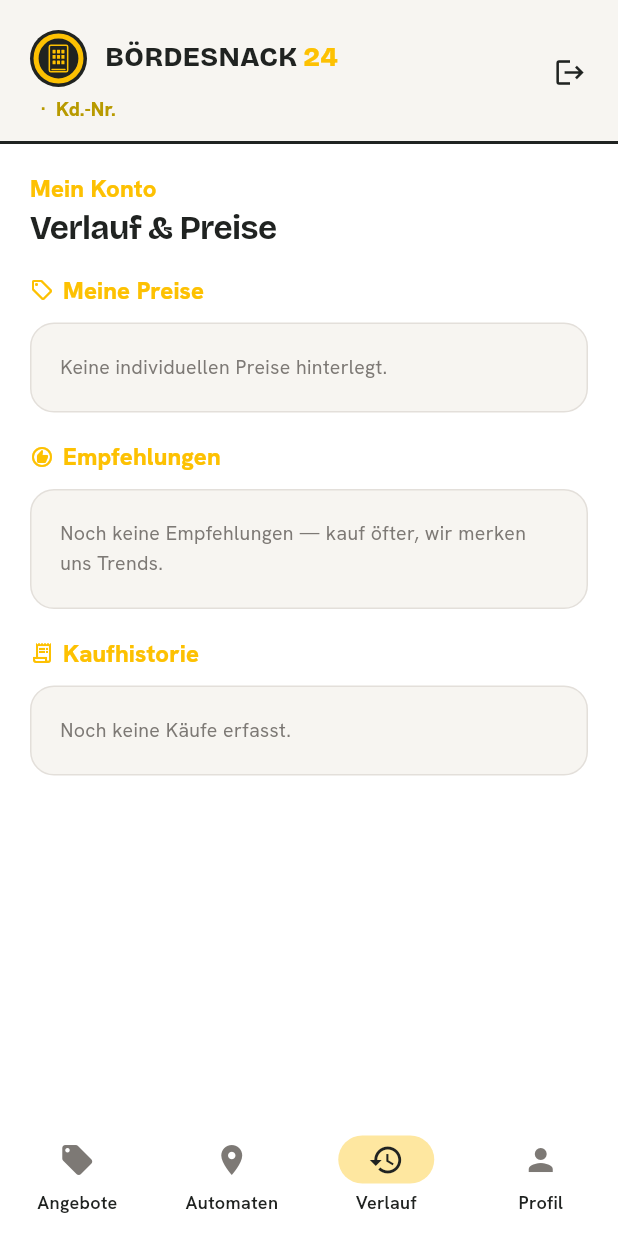
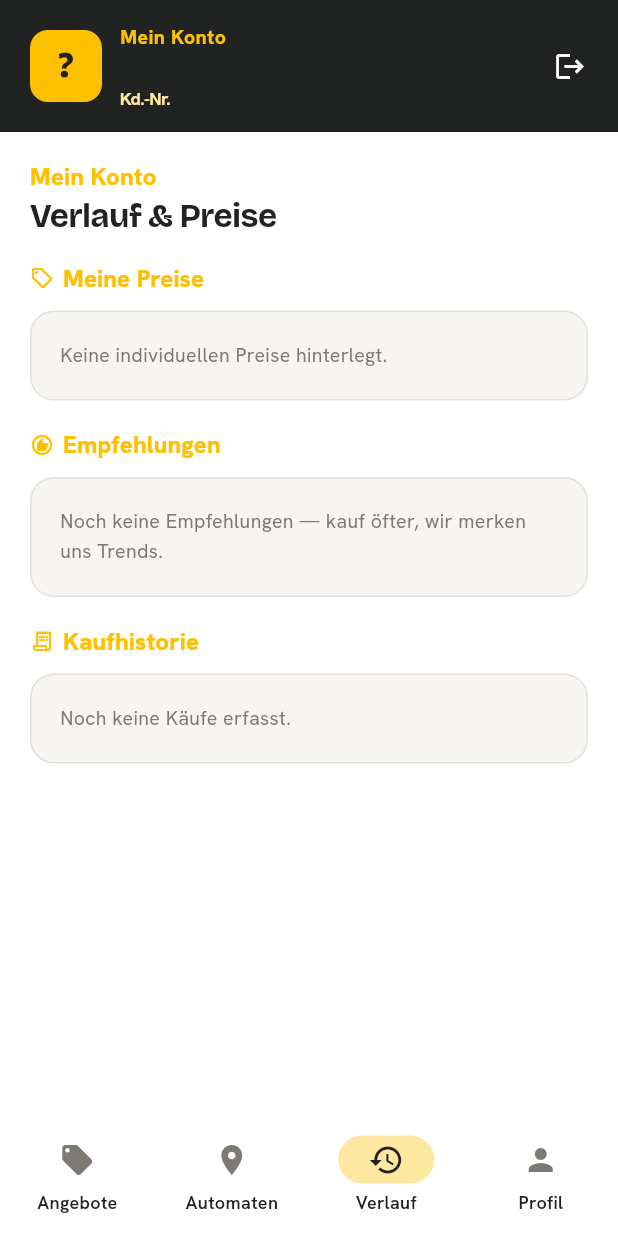
Before and after one commit to Blume1805/B-rdesnack24-, a Flutter app: the HomeShell screen opened by its route, item 3 of the bottom bar chosen, on a phone screen of 412 x 824 dp. Run offline on Flutter 3.47's test engine with Material 3 defaults, Android fonts, the phone set to English and light mode, and no system bars; our stand-ins replace connectivity_plus, equatable, file_picker, flutter_riverpod, go_router, google_fonts and 4 more; accounts and stored records are empty; generated files the repository leaves out were written again; network calls fail.

```diff
--- a/apps/mobile/lib/features/customer/data/customer_repository_impl.dart
+++ b/apps/mobile/lib/features/customer/data/customer_repository_impl.dart
@@ -62,6 +62,10 @@ class CustomerRepositoryImpl implements CustomerRepository {
       });
 
   @override
+  Future<void> updateGender(String? gender) =>
+      _guard(() => _remote.updateGender(gender));
+
+  @override
   Future<void> submitContact({
     required String category,
     String? subject,
--- a/apps/mobile/lib/features/customer/domain/repositories/customer_repository.dart
+++ b/apps/mobile/lib/features/customer/domain/repositories/customer_repository.dart
@@ -25,6 +25,9 @@ abstract interface class CustomerRepository {
   /// Löst einen Zahlencode ein.  Wirft bei ungültigem/abgelaufenem Code.
   Future<PersonalOffer> redeemPersonalOffer(String code);
 
+  /// Setzt/aktualisiert das Geschlecht (m|w|d|null).
+  Future<void> updateGender(String? gender);
+
   Future<void> submitContact({
     required String category,
     String? subject,
--- a/apps/mobile/lib/features/home/presentation/home_shell.dart
+++ b/apps/mobile/lib/features/home/presentation/home_shell.dart
@@ -101,7 +101,7 @@ class _BrandAppBar extends ConsumerWidget implements PreferredSizeWidget {
   final VoidCallback onSignOut;
 
   @override
-  Size get preferredSize => const Size.fromHeight(96);
+  Size get preferredSize => const Size.fromHeight(88);
 
   String _roleLabel(UserRole role) => switch (role) {
         UserRole.systemAdmin => 'Systemadmin',
@@ -109,6 +109,13 @@ class _BrandAppBar extends ConsumerWidget implements PreferredSizeWidget {
         UserRole.employee => 'Mitarbeiter',
         UserRole.customer => 'Kunde',
       };
+
+  String _initial() {
+    final src = (user.fullName?.trim().isNotEmpty ?? false)
+        ? user.fullName!.trim()
+        : user.email.trim();
+    return src.isEmpty ? '?' : src.substring(0, 1).toUpperCase();
+  }
 
   @override
   Widget build(BuildContext context, WidgetRef ref) {
@@ -118,116 +125,106 @@ class _BrandAppBar extends ConsumerWidget implements PreferredSizeWidget {
       final row = ref.watch(myCustomerProvider).valueOrNull;
       customerNumber = row?['customer_number'] as String?;
     }
-    final loyalty = isCustomer ? ref.watch(myLoyaltyStatusProvider).valueOrNull : null;
 
+    // Ganzen Header wie eine „Mein Konto"-Card gestalten:
+    // Ink-Hintergrund, Gold-Label, Avatar mit Anfangsbuchstaben.
     return AppBar(
-      toolbarHeight: 96,
-      // Cream-Header hebt sich vom weißen Content ab.
-      backgroundColor: AppColors.surfaceAlt,
+      toolbarHeight: 88,
+      backgroundColor: AppColors.ink,
       elevation: 0,
       surfaceTintColor: Colors.transparent,
-      shape: const Border(
-        bottom: BorderSide(color: AppColors.ink, width: 2),
+      iconTheme: const IconThemeData(color: AppColors.onDark),
+      titleSpacing: AppSpacing.s5,
+      title: Row(
+        crossAxisAlignment: CrossAxisAlignment.center,
+        children: [
+          // Avatar — Gold-Kachel mit Anfangsbuchstaben (für Kunden),
+          // Marken-Icon (sonst).
+          isCustomer
+              ? Container(
+                  width: 48,
+                  height: 48,
+                  decoration: BoxDecoration(
+                    color: AppColors.brand,
+                    borderRadius: BorderRadius.circular(AppRadii.md),
                   ),
-      titleSpacing: AppSpacing.s5,
-      title: Column(
+                  alignment: Alignment.center,
+                  child: Text(
+                    _initial(),
+                    style: AppTypography.display(
+                      size: 24,
+                      weight: FontWeight.w800,
+                      color: AppColors.ink,
+                    ),
+                  ),
+                )
+              : Container(
+                  width: 48,
+                  height: 48,
+                  padding: const EdgeInsets.all(4),
+                  decoration: BoxDecoration(
+                    color: AppColors.brand,
+                    borderRadius: BorderRadius.circular(AppRadii.md),
+                  ),
+                  child: const BrandIcon(size: 40, color: AppColors.ink),
+                ),
+          const SizedBox(width: AppSpacing.s3),
+          Expanded(
+            child: Column(
               crossAxisAlignment: CrossAxisAlignment.start,
+              mainAxisSize: MainAxisSize.min,
               mainAxisAlignment: MainAxisAlignment.center,
               children: [
-          const SizedBox(height: 6),
-          Row(
-            children: [
-              // Marken-Icon größer und mit Ink-Ring drum
-              Container(
-                padding: const EdgeInsets.all(2),
-                decoration: BoxDecoration(
-                  color: AppColors.ink,
-                  borderRadius: BorderRadius.circular(AppRadii.pill),
+                Text(
+                  isCustomer ? 'Mein Konto' : _roleLabel(user.role),
+                  style: AppTypography.body(
+                    size: 13,
+                    weight: FontWeight.w800,
+                    color: AppColors.brand,
+                  ).copyWith(letterSpacing: 0.3),
                 ),
-                child: const BrandIcon(size: 34),
-              ),
-              const SizedBox(width: AppSpacing.s3),
-              // Wortmarke — Ink groß + fett
-              Row(
-                mainAxisSize: MainAxisSize.min,
-                crossAxisAlignment: CrossAxisAlignment.baseline,
-                textBaseline: TextBaseline.alphabetic,
-                children: [
+                const SizedBox(height: 2),
                 Text(
-                    'BÖRDESNACK',
+                  user.fullName ?? user.email,
                   style: AppTypography.display(
                     size: 18,
                     weight: FontWeight.w800,
-                      color: AppColors.ink,
-                    ).copyWith(letterSpacing: 0.3, height: 1),
+                    color: AppColors.onDark,
                   ),
-                  const SizedBox(width: 4),
+                  maxLines: 1,
+                  overflow: TextOverflow.ellipsis,
+                ),
+                if (customerNumber != null)
                   Text(
-                    '24',
-                    style: AppTypography.display(
-                      size: 18,
-                      weight: FontWeight.w800,
-                      color: AppColors.brand,
-                    ).copyWith(letterSpacing: 0.3, height: 1),
+                    'Kd.-Nr. $customerNumber',
+                    style: AppTypography.body(
+                      size: 12,
+                      weight: FontWeight.w700,
+                      color: AppColors.brandLight,
+                    ),
+                    maxLines: 1,
+                    overflow: TextOverflow.ellipsis,
+                  )
+                else
+                  Text(
+                    user.email,
+                    style: AppTypography.body(
+                      size: 12,
+                      weight: FontWeight.w600,
+                      color: AppColors.brandLight,
+                    ),
+                    maxLines: 1,
+                    overflow: TextOverflow.ellipsis,
                   ),
               ],
             ),
-              const Spacer(),
-              // Punkte-Chip rechts (nur Kunden)
-              if (isCustomer && loyalty != null)
-                LoyaltyMeter(
-                  points: loyalty.points,
-                  nextTier: loyalty.nextTier,
-                  pointsToNext: loyalty.pointsToNext,
-                  progress: loyalty.progressToNext,
-                ),
-            ],
-          ),
-          const SizedBox(height: 4),
-          Row(
-            children: [
-              // Name in Ink + Kundennummer prominent
-              Expanded(
-                child: RichText(
-                  overflow: TextOverflow.ellipsis,
-                  text: TextSpan(
-                    style: AppTypography.body(
-                      size: 13,
-                      weight: FontWeight.w800,
-                      color: AppColors.ink,
-                    ),
-                    children: [
-                      TextSpan(text: user.fullName ?? user.email),
-                      if (customerNumber != null)
-                        TextSpan(
-                          text: '  ·  Kd.-Nr. $customerNumber',
-                          style: AppTypography.body(
-                            size: 13,
-                            weight: FontWeight.w800,
-                            color: AppColors.brandDark,
-                          ),
-                        )
-                      else
-                        TextSpan(
-                          text: '  ·  ${_roleLabel(user.role)}',
-                          style: AppTypography.body(
-                            size: 13,
-                            weight: FontWeight.w800,
-                            color: AppColors.brandDark,
-                          ),
-                        ),
-                    ],
-                  ),
-                ),
-              ),
-            ],
           ),
         ],
       ),
       actions: [
         IconButton(
           tooltip: AppLocalizations.of(context).signOut,
-          icon: const Icon(Icons.logout, size: 22, color: AppColors.ink),
+          icon: const Icon(Icons.logout, size: 22, color: AppColors.onDark),
           onPressed: onSignOut,
         ),
         const SizedBox(width: AppSpacing.s2),
```
Also changed, not shown: apps/mobile/lib/features/customer/data/customer_remote_data_source.dart (+18 -2 lines), apps/mobile/lib/features/customer/domain/entities/offer.dart (+32 -0 lines), apps/mobile/lib/features/customer/presentation/screens/master_data_screen.dart (added, +290 -0 lines), apps/mobile/lib/features/customer/presentation/screens/offers_tab.dart (+81 -19 lines), apps/mobile/lib/features/customer/presentation/screens/profile_tab.dart (+6 -36 lines), 1 other file. Lines whose indentation alone changed are shown as unchanged.
